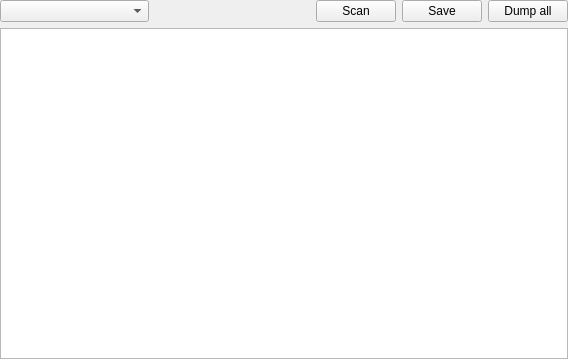
horsicq/XExtractorWidget, file xextractorwidget.ui: the form before one commit.
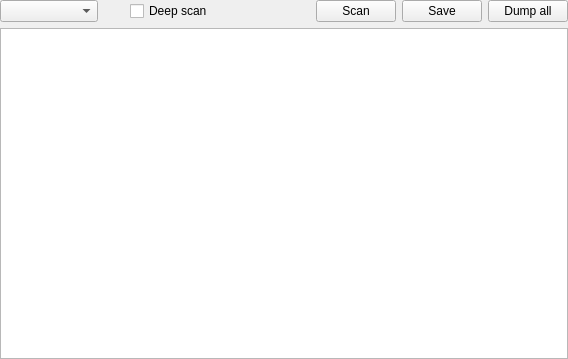
The form after the commit. Custom widgets are drawn as their Qt base class.

```diff
--- a/xextractorwidget.ui
+++ b/xextractorwidget.ui
@@ -40,11 +40,24 @@
      </item>
      <item>
       <widget class="QLabel" name="labelSize">
+       <property name="minimumSize">
+        <size>
+         <width>20</width>
+         <height>0</height>
+        </size>
+       </property>
        <property name="text">
         <string/>
        </property>
       </widget>
      </item>
+     <item>
+      <widget class="QCheckBox" name="checkBoxDeepScan">
+       <property name="text">
+        <string>Deep scan</string>
+       </property>
+      </widget>
+     </item>
      <item>
       <spacer name="horizontalSpacer">
        <property name="orientation">
```
